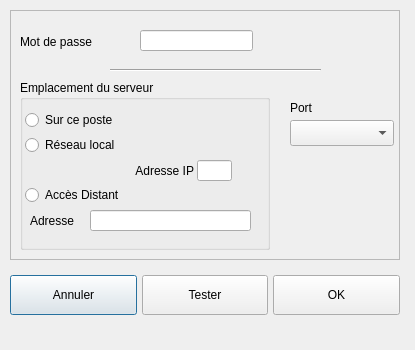
Old version of the form dlg_paramconnexion.ui in the repository ukinoki/RufusAdmin.
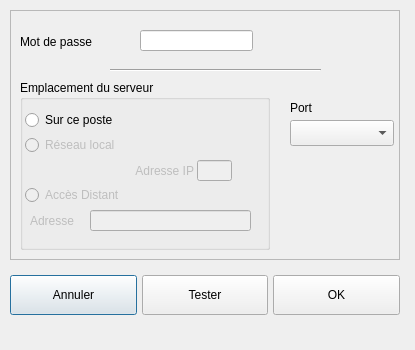
New version of the form. Icons and pictures are not drawn. Custom widgets are drawn as their Qt base class.

```diff
--- a/dlg_paramconnexion.ui
+++ b/dlg_paramconnexion.ui
@@ -245,6 +245,9 @@
      </property>
     </widget>
     <widget class="QRadioButton" name="LocalradioButton">
+     <property name="enabled">
+      <bool>false</bool>
+     </property>
      <property name="geometry">
       <rect>
        <x>5</x>
@@ -264,6 +267,9 @@
      </property>
     </widget>
     <widget class="QLineEdit" name="IPlineEdit">
+     <property name="enabled">
+      <bool>false</bool>
+     </property>
      <property name="geometry">
       <rect>
        <x>177</x>
@@ -283,6 +289,9 @@
      </property>
     </widget>
     <widget class="QLabel" name="IPlabel">
+     <property name="enabled">
+      <bool>false</bool>
+     </property>
      <property name="geometry">
       <rect>
        <x>13</x>
@@ -302,6 +311,9 @@
      </property>
     </widget>
     <widget class="QRadioButton" name="DistantradioButton">
+     <property name="enabled">
+      <bool>false</bool>
+     </property>
      <property name="geometry">
       <rect>
        <x>5</x>
@@ -315,6 +327,9 @@
      </property>
     </widget>
     <widget class="QLineEdit" name="DistantlineEdit">
+     <property name="enabled">
+      <bool>false</bool>
+     </property>
      <property name="geometry">
       <rect>
        <x>70</x>
@@ -325,6 +340,9 @@
      </property>
     </widget>
     <widget class="QLabel" name="DistantLabel">
+     <property name="enabled">
+      <bool>false</bool>
+     </property>
      <property name="geometry">
       <rect>
        <x>10</x>
```
